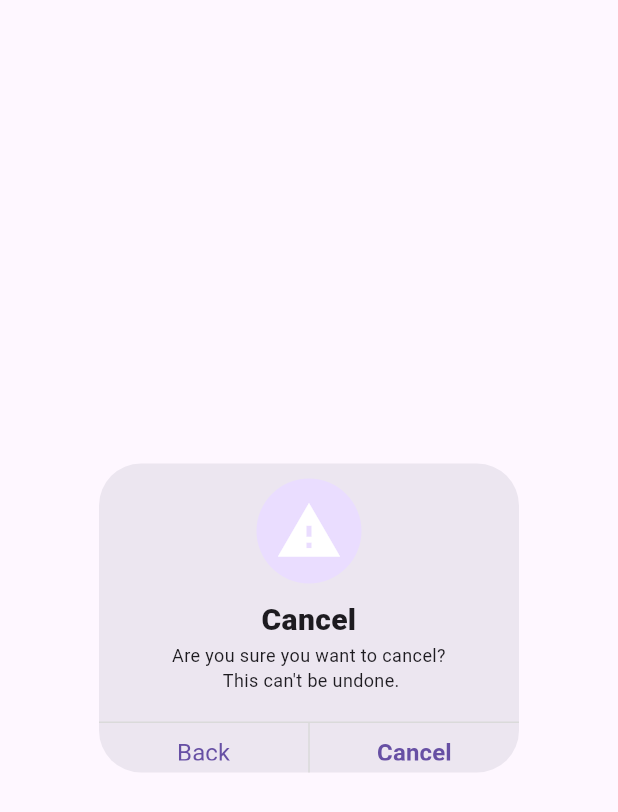
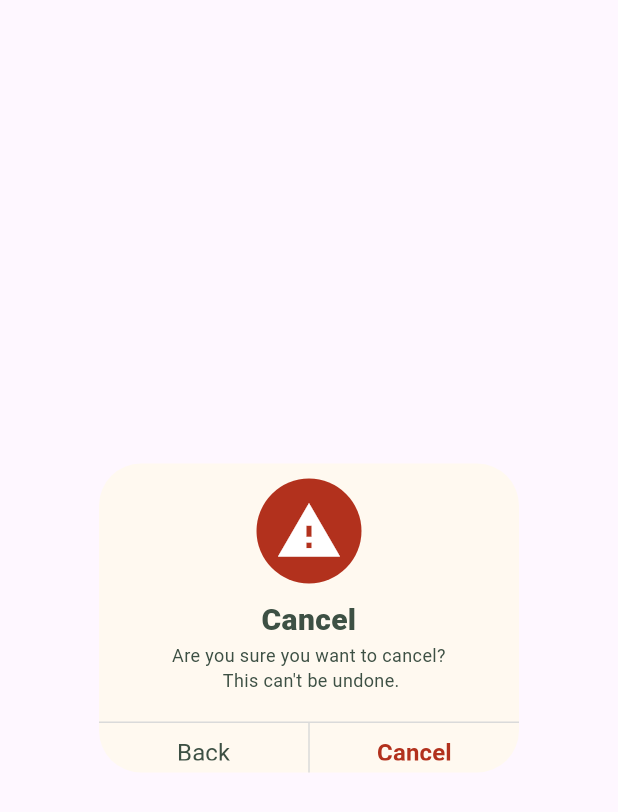
Before and after one commit to handoyonathan/Re-Empties, a Flutter app: the CustomAlertDialog widget shown alone on an empty page, opened directly, on a phone screen of 412 x 824 dp. Shown: the top 812 px of the screen. Run offline on Flutter 3.47's test engine with Material 3 defaults, Android fonts, the phone set to English and light mode, and no system bars; our stand-ins replace flutter_riverpod, flutter_screenutil, flutter_svg, gap, go_router; statements that could not run were skipped.

Commit message:
adjust colors constant

```diff
--- a/lib/widgets/alert_dialog.dart
+++ b/lib/widgets/alert_dialog.dart
@@ -1,5 +1,5 @@
 import 'package:flutter/material.dart';
-import 'package:re_empties/constant/colors.dart';
+import 'package:re_empties/cores/constant/colors.dart';
 
 class CustomAlertDialog extends StatelessWidget {
   const CustomAlertDialog({super.key});
@@ -7,7 +7,7 @@ class CustomAlertDialog extends StatelessWidget {
   @override
   Widget build(BuildContext context) {
     return AlertDialog(
-      backgroundColor: CustomColor.yellow5,
+      backgroundColor: colors.bgColor,
       contentPadding: EdgeInsets.zero,
       content: SizedBox(
         width: MediaQuery.of(context).size.width / 2,
@@ -17,8 +17,8 @@ class CustomAlertDialog extends StatelessWidget {
           children: [
             const SizedBox(height: 10),
             // Warning icon with circle background
-            const CircleAvatar(
-              backgroundColor: CustomColor.red1, // Circle background color
+            CircleAvatar(
+              backgroundColor: colors.red1, // Circle background color
               radius: 35, // Adjust size as needed
               child: Icon(
                 Icons.warning, // Warning icon
@@ -27,20 +27,20 @@ class CustomAlertDialog extends StatelessWidget {
               ),
             ),
             const SizedBox(height: 10), // Space between icon and text
-            const Text(
+            Text(
               'Cancel',
               style: TextStyle(
-                color: CustomColor.green1,
+                color: colors.green1,
                 fontWeight: FontWeight.w900,
                 fontSize: 20,
               ),
               textAlign: TextAlign.center,
             ),
 
-            const Text(
+            Text(
               'Are you sure you want to cancel? \n This can\'t be undone.',
               style: TextStyle(
-                color: CustomColor.green1,
+                color: colors.green1,
                 fontWeight: FontWeight.normal,
                 fontSize: 12,
               ),
@@ -65,7 +65,7 @@ class CustomAlertDialog extends StatelessWidget {
                         Navigator.pop(context); // Close the dialog on back
                       },
                       style: TextButton.styleFrom(
-                        foregroundColor: CustomColor.green1,
+                        foregroundColor: colors.green1,
                       ),
                       child: const Text(
                         'Back',
@@ -90,7 +90,7 @@ class CustomAlertDialog extends StatelessWidget {
                         // Define the cancel action here
                       },
                       style: TextButton.styleFrom(
-                        foregroundColor: CustomColor.red1,
+                        foregroundColor: colors.red1,
                       ),
                       child: const Text(
                         'Cancel',
```
Also changed, not shown: lib/widgets/button_main_app.dart (+5 -5 lines).
